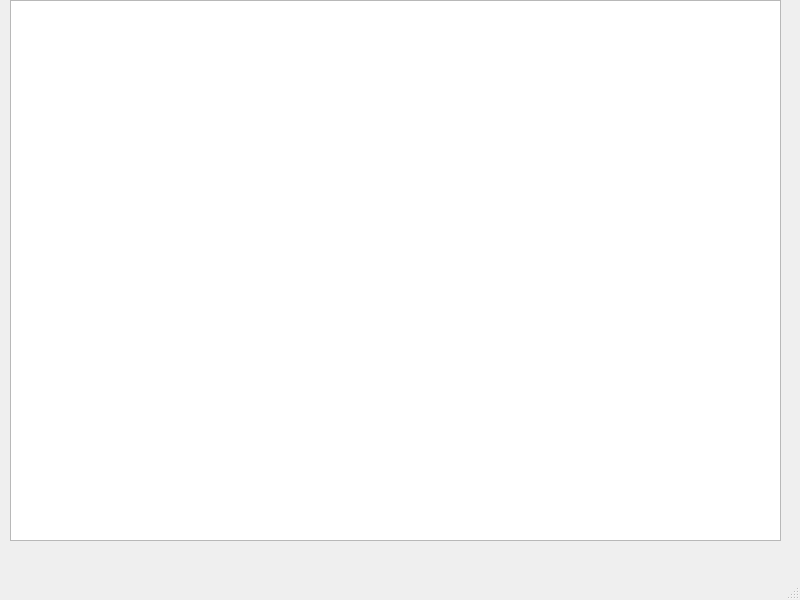
First picture: the form in Progrmacion/proyectoBojack/mainwindow.ui, repository Jorge-Andres006/Proyecto-Final, before the edit.
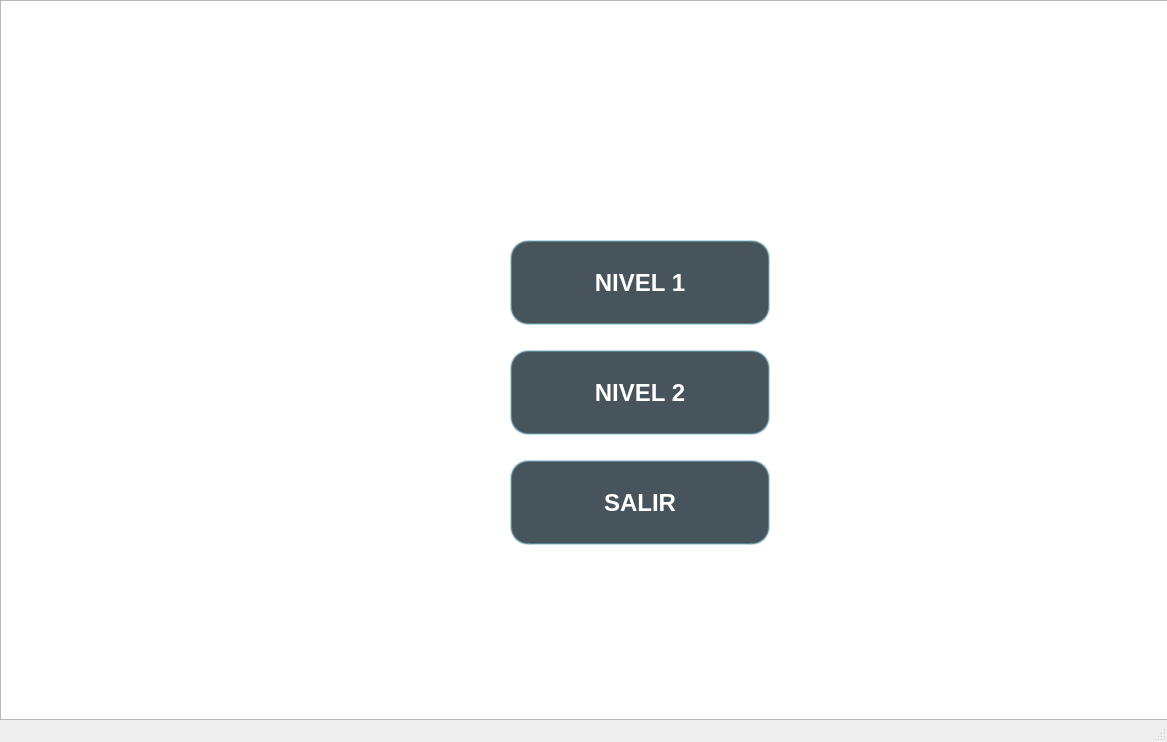
Second picture: the form after the edit.

```diff
--- a/Progrmacion/proyectoBojack/mainwindow.ui
+++ b/Progrmacion/proyectoBojack/mainwindow.ui
@@ -6,8 +6,8 @@
    <rect>
     <x>0</x>
     <y>0</y>
-    <width>800</width>
-    <height>600</height>
+    <width>1167</width>
+    <height>742</height>
    </rect>
   </property>
   <property name="windowTitle">
@@ -15,15 +15,138 @@
   </property>
   <widget class="QWidget" name="centralwidget">
    <widget class="QGraphicsView" name="graphicsView">
+    <property name="enabled">
+     <bool>true</bool>
+    </property>
     <property name="geometry">
      <rect>
-      <x>10</x>
+      <x>0</x>
       <y>0</y>
-      <width>771</width>
-      <height>541</height>
+      <width>1280</width>
+      <height>720</height>
      </rect>
     </property>
    </widget>
+   <widget class="QPushButton" name="botonNivel1">
+    <property name="geometry">
+     <rect>
+      <x>510</x>
+      <y>240</y>
+      <width>260</width>
+      <height>85</height>
+     </rect>
+    </property>
+    <property name="styleSheet">
+     <string notr="true">QPushButton{
+    background-color: rgba(10, 25, 35, 190);
+
+    color: white;
+
+    border: 2px solid rgba(120, 180, 200, 120);
+
+    border-radius: 18px;
+
+    font-size: 24px;
+
+    font-weight: bold;
+
+    padding: 10px;
+}
+
+QPushButton:hover{
+    background-color: rgba(20, 40, 55, 230);
+
+    border: 2px solid rgba(180, 240, 255, 220);
+}
+
+QPushButton:pressed{
+    background-color: rgba(5, 15, 25, 255);
+}</string>
+    </property>
+    <property name="text">
+     <string>NIVEL 1</string>
+    </property>
+   </widget>
+   <widget class="QPushButton" name="botonNivel2">
+    <property name="geometry">
+     <rect>
+      <x>510</x>
+      <y>350</y>
+      <width>260</width>
+      <height>85</height>
+     </rect>
+    </property>
+    <property name="styleSheet">
+     <string notr="true">QPushButton{
+    background-color: rgba(10, 25, 35, 190);
+
+    color: white;
+
+    border: 2px solid rgba(120, 180, 200, 120);
+
+    border-radius: 18px;
+
+    font-size: 24px;
+
+    font-weight: bold;
+
+    padding: 10px;
+}
+
+QPushButton:hover{
+    background-color: rgba(20, 40, 55, 230);
+
+    border: 2px solid rgba(180, 240, 255, 220);
+}
+
+QPushButton:pressed{
+    background-color: rgba(5, 15, 25, 255);
+}</string>
+    </property>
+    <property name="text">
+     <string>NIVEL 2</string>
+    </property>
+   </widget>
+   <widget class="QPushButton" name="botonSalir">
+    <property name="geometry">
+     <rect>
+      <x>510</x>
+      <y>460</y>
+      <width>260</width>
+      <height>85</height>
+     </rect>
+    </property>
+    <property name="styleSheet">
+     <string notr="true">QPushButton{
+    background-color: rgba(10, 25, 35, 190);
+
+    color: white;
+
+    border: 2px solid rgba(120, 180, 200, 120);
+
+    border-radius: 18px;
+
+    font-size: 24px;
+
+    font-weight: bold;
+
+    padding: 10px;
+}
+
+QPushButton:hover{
+    background-color: rgba(20, 40, 55, 230);
+
+    border: 2px solid rgba(180, 240, 255, 220);
+}
+
+QPushButton:pressed{
+    background-color: rgba(5, 15, 25, 255);
+}</string>
+    </property>
+    <property name="text">
+     <string>SALIR</string>
+    </property>
+   </widget>
   </widget>
   <widget class="QMenuBar" name="menubar">
    <property name="geometry">
```
Left out of the diff: 2 changed lines with no effect on the pictures.
